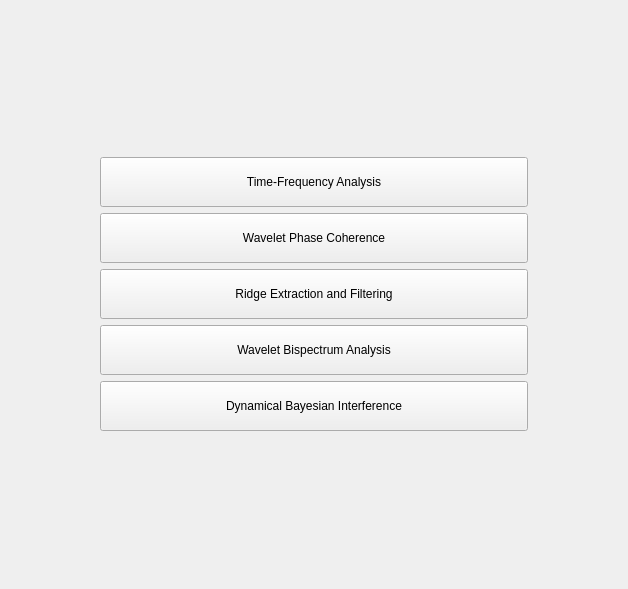
The window that res/layout/window_launcher.ui (luphysics/PyMODA) describes before a commit, drawn with Qt 5.
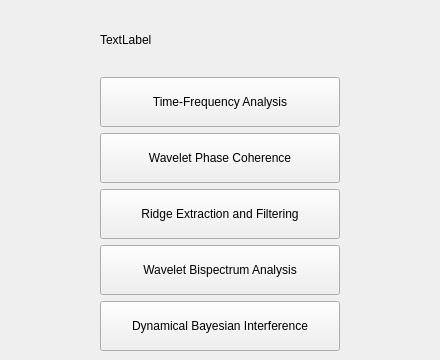
The same window after the commit.

Commit message: Add label to launcher UI

```diff
--- a/res/layout/window_launcher.ui
+++ b/res/layout/window_launcher.ui
@@ -6,22 +6,33 @@
    <rect>
     <x>0</x>
     <y>0</y>
-    <width>628</width>
-    <height>589</height>
+    <width>440</width>
+    <height>360</height>
    </rect>
   </property>
   <property name="windowTitle">
    <string>MainWindow</string>
   </property>
   <widget class="QWidget" name="centralwidget">
-   <layout class="QGridLayout" name="gridLayout">
+   <layout class="QVBoxLayout" name="verticalLayout_2">
     <property name="leftMargin">
      <number>100</number>
     </property>
     <property name="rightMargin">
      <number>100</number>
     </property>
-    <item row="0" column="0">
+    <item>
+     <layout class="QHBoxLayout" name="horizontalLayout" stretch="0">
+      <item>
+       <widget class="QLabel" name="lbl_physics">
+        <property name="text">
+         <string>TextLabel</string>
+        </property>
+       </widget>
+      </item>
+     </layout>
+    </item>
+    <item>
      <layout class="QVBoxLayout" name="verticalLayout">
       <item>
        <widget class="QPushButton" name="btn_time_freq">
```
